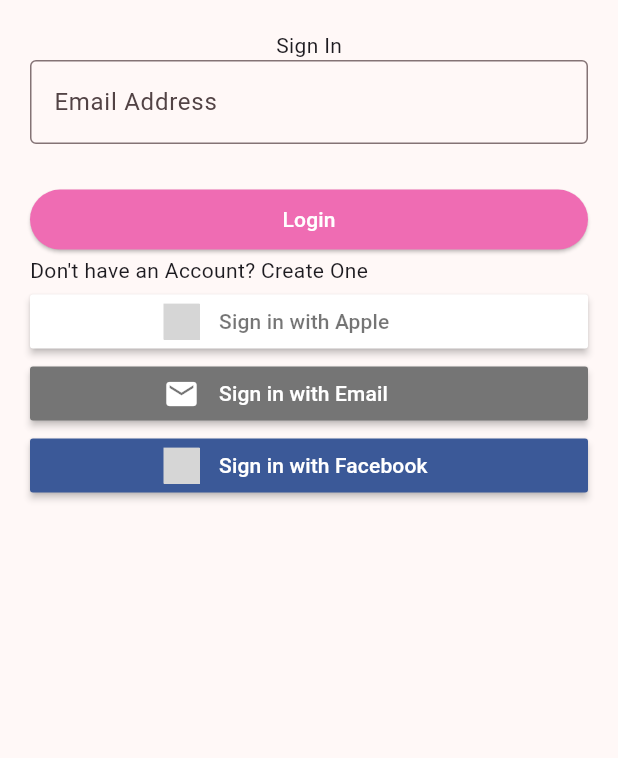
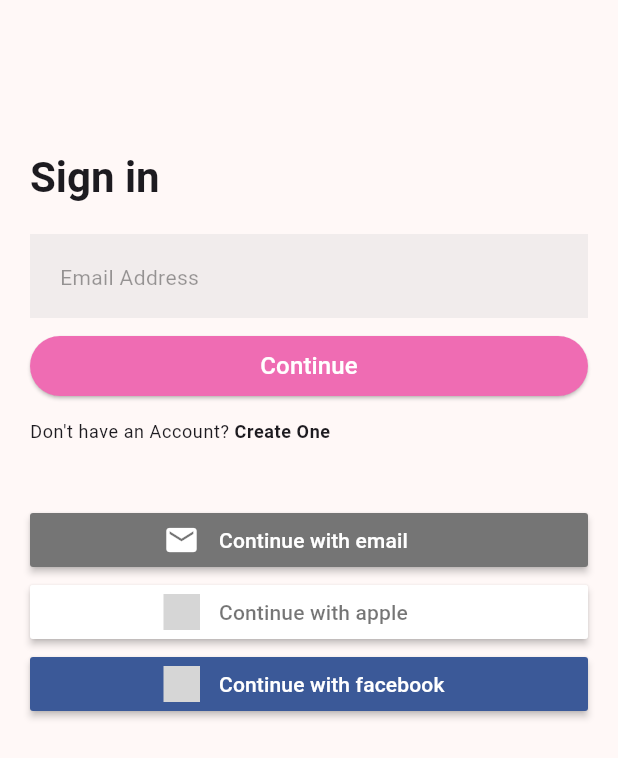
Before and after one commit to BretLogs/krish, a Flutter app: the screen it shows after launch, on a phone screen of 412 x 824 dp. Shown: the top 758 px of the screen. Run offline on Flutter 3.47's test engine with Material 3 defaults, Android fonts, the phone set to English and light mode, and no system bars; drawn by our look-alikes of sign_in_button; our stand-ins replace google_fonts; Roboto replaces fonts that are missing (Livvic); grey boxes are pictures that could not be loaded.

Commit message:
Log in Page

```diff
--- a/krish_ecommerce_app/lib/main.dart
+++ b/krish_ecommerce_app/lib/main.dart
@@ -19,6 +19,7 @@
           seedColor: Colors.pinkAccent,
           primary: const Color(0xffEF6CB3),
           background: Colors.white,
+          onBackground: const Color.fromARGB(95, 217, 217, 217),
         ),
         textTheme: GoogleFonts.livvicTextTheme(),
         useMaterial3: true,
--- a/krish_ecommerce_app/lib/pages/login/login_page.dart
+++ b/krish_ecommerce_app/lib/pages/login/login_page.dart
@@ -12,31 +12,52 @@
   Widget build(BuildContext context) {
     return Scaffold(
       body: SafeArea(
-          child: Padding(
+          child: SingleChildScrollView(
+        child: Container(
           padding: const EdgeInsets.all(20),
           child: Form(
               child: Column(
+            crossAxisAlignment: CrossAxisAlignment.start,
             children: <Widget>[
-            const Text('Sign In'),
+              const SizedBox(height: 80),
+              Text(
+                'Sign in',
+                style: Theme.of(context).textTheme.headlineMedium!.copyWith(fontWeight: FontWeight.bold),
+              ),
+              const SizedBox(height: 20),
               LogInFormField(
                 hintText: 'Email Address',
-              height: MediaQuery.sizeOf(context).height * .1,
                 validationRegExp: EMAIL_VALIDATION_REGEX,
                 onSaved: (String? value) {},
               ),
-            const PrimaryButton(),
-            const Row(
+              const SizedBox(height: 8),
+              const PrimaryButton(text: 'Continue'),
+              const SizedBox(height: 12),
+              Row(
                 children: <Widget>[
-                Text("Don't have an Account? "),
-                Text('Create One'),
+                  Text("Don't have an Account? ", style: Theme.of(context).textTheme.bodySmall),
+                  GestureDetector(
+                    onTap: () {},
+                    child: Text('Create One', style: Theme.of(context).textTheme.bodySmall!.copyWith(fontWeight: FontWeight.w600)),
+                  ),
                 ],
               ),
-            const ContinueLogInButton(icon: Buttons.apple),
-            const ContinueLogInButton(icon: Buttons.email),
-            const ContinueLogInButton(icon: Buttons.facebook),
+              const SizedBox(height: 40),
+              _logInOptions()
             ],
           )),
+        ),
       )),
     );
   }
+
+  Widget _logInOptions() {
+    return const Column(
+      children: <Widget>[
+        ContinueLogInButton(icon: Buttons.email),
+        ContinueLogInButton(icon: Buttons.apple),
+        ContinueLogInButton(icon: Buttons.facebook),
+      ],
+    );
   }
+}
--- a/krish_ecommerce_app/lib/widgets/continue_log_in_button.dart
+++ b/krish_ecommerce_app/lib/widgets/continue_log_in_button.dart
@@ -13,6 +13,7 @@
       child: SignInButton(
         icon,
         onPressed: () {},
+        text: 'Continue with ${icon.name}',
       ),
     );
   }
--- a/krish_ecommerce_app/lib/widgets/log_in_form_field.dart
+++ b/krish_ecommerce_app/lib/widgets/log_in_form_field.dart
@@ -4,22 +4,18 @@
   const LogInFormField({
     super.key,
     required this.hintText,
-    required this.height,
     required this.validationRegExp,
     this.obscureText = false,
     required this.onSaved,
   });
   final String hintText;
-  final double height;
   final RegExp validationRegExp;
   final bool obscureText;
   final void Function(String?) onSaved;
 
   @override
   Widget build(BuildContext context) {
-    return SizedBox(
-      height: height,
-      child: TextFormField(
+    return TextFormField(
       onSaved: onSaved,
       obscureText: obscureText,
       validator: (String? value) {
@@ -29,8 +25,13 @@
         return 'Enter a valid ${hintText.toLowerCase()}';
       },
       decoration: InputDecoration(
-          border: const OutlineInputBorder(),
+        contentPadding: const EdgeInsets.all(16),
+        fillColor: Theme.of(context).colorScheme.onBackground,
+        filled: true,
+        border: InputBorder.none,
         hintText: hintText,
+        hintStyle: Theme.of(context).textTheme.bodyMedium!.copyWith(
+              color: Colors.black38,
             ),
       ),
     );
--- a/krish_ecommerce_app/lib/widgets/primary_button.dart
+++ b/krish_ecommerce_app/lib/widgets/primary_button.dart
@@ -1,7 +1,8 @@
 import 'package:flutter/material.dart';
 
 class PrimaryButton extends StatelessWidget {
-  const PrimaryButton({super.key});
+  const PrimaryButton({super.key, required this.text});
+  final String text;
 
   @override
   Widget build(BuildContext context) {
@@ -13,9 +14,9 @@
             backgroundColor: MaterialStatePropertyAll(
           Theme.of(context).colorScheme.primary,
         )),
-        child: const Text(
-          'Login',
-          style: TextStyle(color: Colors.white),
+        child: Text(
+          text,
+          style: const TextStyle(color: Colors.white, fontSize: 16),
         ),
       ),
     );
```
Lines whose indentation alone changed are shown as unchanged.
